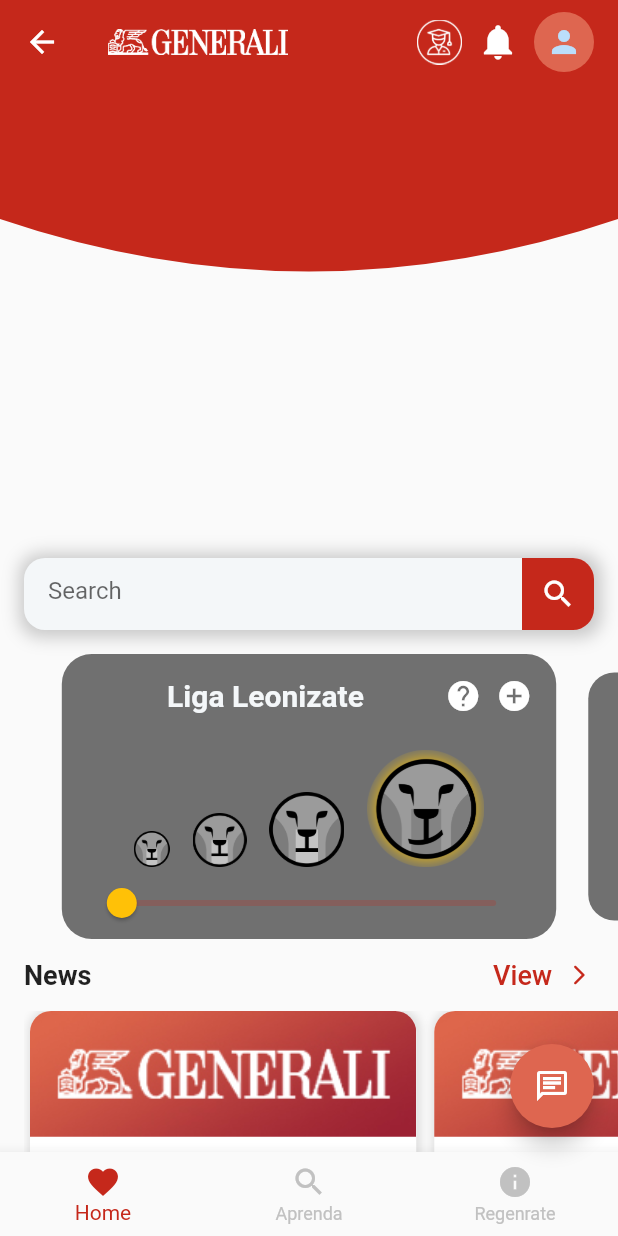
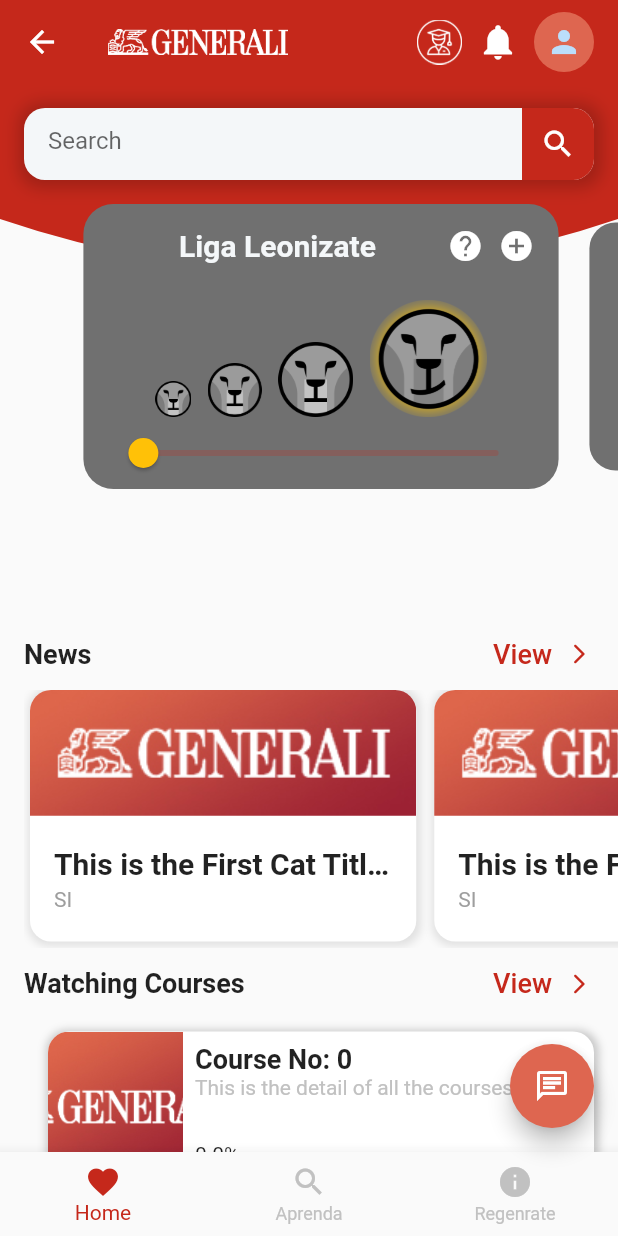
Before and after one commit to hassan-zafar/generali, a Flutter app: the MainScreen screen opened by its route, on a phone screen of 412 x 824 dp. Run offline on Flutter 3.47's test engine with Material 2 defaults, Android fonts, the phone set to English and light mode, and no system bars; drawn by our look-alikes of carousel_slider; our stand-ins replace flutter_rating_bar, fluttertoast, shared_preferences, sleek_circular_slider, video_player; accounts and stored records are empty; network calls fail; statements that could not run were skipped.

Commit message:
Update home.dart

```diff
--- a/lib/screens/main_scren/pages/home/home.dart
+++ b/lib/screens/main_scren/pages/home/home.dart
@@ -26,10 +26,11 @@ class _HomeState extends State<Home> {
   @override
   Widget build(BuildContext context) {
     final Size _size = MediaQuery.of(context).size;
-    return ListView(
-      physics: const NeverScrollableScrollPhysics(),
+    return Column(
+      // physics: const NeverScrollableScrollPhysics(),
       children: <Widget>[
-        Column(
+        Expanded(
+          child: Stack(
             children: <Widget>[
               const CustomAppBarBackbround(),
               SearchTextFormField(
@@ -65,6 +66,7 @@ class _HomeState extends State<Home> {
                 ),
               ),
             ],
+          ),
         ),
         Expanded(
           child: Padding(
```
Lines whose indentation alone changed are shown as unchanged.
